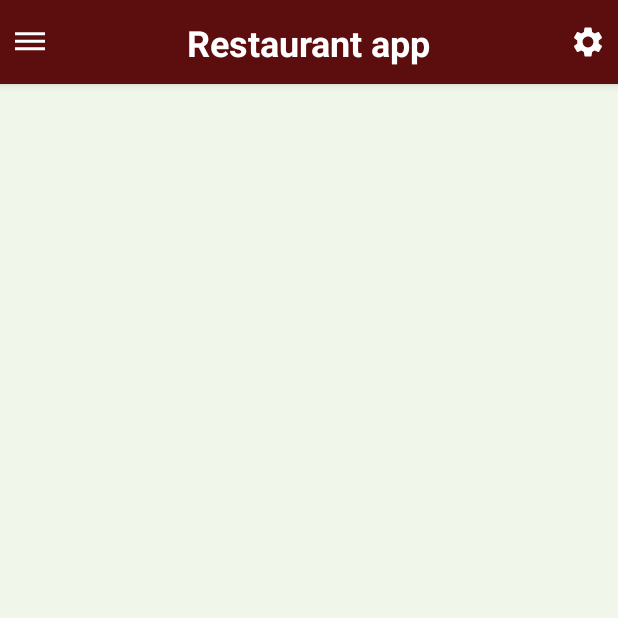
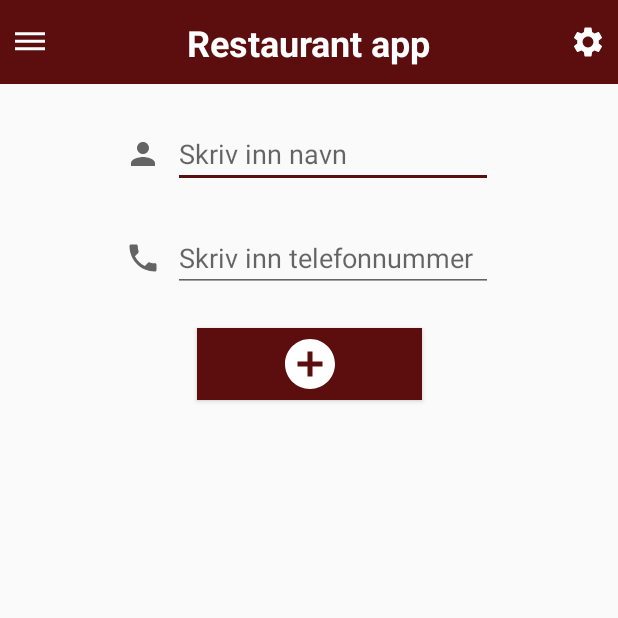
Before and after one commit to WilliamNerem/ApputviklingMappe2, an Android app: the Venner screen opened directly, with no data from a screen before it, on a phone screen of 412 x 824 dp, the top half of it. Run offline under Robolectric (Android 15) with nearby library versions, the phone set to English and light mode, and no system bars.

Commit message:
Lagt til form på venner

```diff
--- a/ApputviklingMappe2/app/src/main/java/com/example/apputviklingmappe2/BestillBord.java
+++ b/ApputviklingMappe2/app/src/main/java/com/example/apputviklingmappe2/BestillBord.java
@@ -1,8 +1,6 @@
 package com.example.apputviklingmappe2;
 
 import android.os.Bundle;
-import android.view.Menu;
-import android.view.MenuInflater;
 
 import androidx.appcompat.app.AppCompatActivity;
 import androidx.appcompat.widget.Toolbar;
@@ -11,14 +9,9 @@ import java.util.Objects;
 
 public class BestillBord extends AppCompatActivity {
 
-    private Toolbar toolbar;
-
     @Override
     protected void onCreate(Bundle savedInstanceState) {
         super.onCreate(savedInstanceState);
         setContentView(R.layout.bestill_bord);
-        toolbar=findViewById(R.id.toolbar);
-        setSupportActionBar(toolbar);
-        Objects.requireNonNull(getSupportActionBar()).setDisplayShowTitleEnabled(false);
     }
 }
--- a/ApputviklingMappe2/app/src/main/java/com/example/apputviklingmappe2/MainActivity.java
+++ b/ApputviklingMappe2/app/src/main/java/com/example/apputviklingmappe2/MainActivity.java
@@ -2,13 +2,9 @@ package com.example.apputviklingmappe2;
 
 import androidx.appcompat.app.AppCompatActivity;
 import androidx.appcompat.widget.Toolbar;
-import androidx.core.content.ContextCompat;
 
 import android.content.Intent;
-import android.graphics.drawable.Drawable;
 import android.os.Bundle;
-import android.view.Menu;
-import android.view.MenuInflater;
 import android.view.View;
 import android.widget.Button;
 
--- a/ApputviklingMappe2/app/src/main/java/com/example/apputviklingmappe2/Restauranter.java
+++ b/ApputviklingMappe2/app/src/main/java/com/example/apputviklingmappe2/Restauranter.java
@@ -1,8 +1,6 @@
 package com.example.apputviklingmappe2;
 
 import android.os.Bundle;
-import android.view.Menu;
-import android.view.MenuInflater;
 
 import androidx.appcompat.app.AppCompatActivity;
 import androidx.appcompat.widget.Toolbar;
@@ -11,14 +9,9 @@ import java.util.Objects;
 
 public class Restauranter extends AppCompatActivity {
 
-    private Toolbar toolbar;
-
     @Override
     protected void onCreate(Bundle savedInstanceState) {
         super.onCreate(savedInstanceState);
         setContentView(R.layout.restauranter);
-        toolbar=findViewById(R.id.toolbar);
-        setSupportActionBar(toolbar);
-        Objects.requireNonNull(getSupportActionBar()).setDisplayShowTitleEnabled(false);
     }
 }
--- a/ApputviklingMappe2/app/src/main/java/com/example/apputviklingmappe2/Venner.java
+++ b/ApputviklingMappe2/app/src/main/java/com/example/apputviklingmappe2/Venner.java
@@ -1,8 +1,6 @@
 package com.example.apputviklingmappe2;
 
 import android.os.Bundle;
-import android.view.Menu;
-import android.view.MenuInflater;
 
 import androidx.appcompat.app.AppCompatActivity;
 import androidx.appcompat.widget.Toolbar;
@@ -11,14 +9,9 @@ import java.util.Objects;
 
 public class Venner extends AppCompatActivity {
 
-    private Toolbar toolbar;
-
     @Override
     protected void onCreate(Bundle savedInstanceState) {
         super.onCreate(savedInstanceState);
         setContentView(R.layout.venner);
-        toolbar=findViewById(R.id.toolbar);
-        setSupportActionBar(toolbar);
-        Objects.requireNonNull(getSupportActionBar()).setDisplayShowTitleEnabled(false);
     }
 }
--- /dev/null
+++ b/ApputviklingMappe2/app/src/main/res/drawable/ic_baseline_add_circle_24.xml
@@ -0,0 +1,5 @@
+<vector android:height="40dp" android:tint="#FFFFFF"
+    android:viewportHeight="24" android:viewportWidth="24"
+    android:width="40dp" xmlns:android="http://schemas.android.com/apk/res/android">
+    <path android:fillColor="@android:color/white" android:pathData="M12,2C6.48,2 2,6.48 2,12s4.48,10 10,10 10,-4.48 10,-10S17.52,2 12,2zM17,13h-4v4h-2v-4L7,13v-2h4L11,7h2v4h4v2z"/>
+</vector>
--- /dev/null
+++ b/ApputviklingMappe2/app/src/main/res/drawable/ic_baseline_person_24.xml
@@ -0,0 +1,10 @@
+<vector xmlns:android="http://schemas.android.com/apk/res/android"
+    android:width="24dp"
+    android:height="24dp"
+    android:viewportWidth="24"
+    android:viewportHeight="24"
+    android:tint="?attr/colorControlNormal">
+  <path
+      android:fillColor="@android:color/white"
+      android:pathData="M12,12c2.21,0 4,-1.79 4,-4s-1.79,-4 -4,-4 -4,1.79 -4,4 1.79,4 4,4zM12,14c-2.67,0 -8,1.34 -8,4v2h16v-2c0,-2.66 -5.33,-4 -8,-4z"/>
+</vector>
--- /dev/null
+++ b/ApputviklingMappe2/app/src/main/res/drawable/ic_baseline_phone_24.xml
@@ -0,0 +1,10 @@
+<vector xmlns:android="http://schemas.android.com/apk/res/android"
+    android:width="24dp"
+    android:height="24dp"
+    android:viewportWidth="24"
+    android:viewportHeight="24"
+    android:tint="?attr/colorControlNormal">
+  <path
+      android:fillColor="@android:color/white"
+      android:pathData="M6.62,10.79c1.44,2.83 3.76,5.14 6.59,6.59l2.2,-2.2c0.27,-0.27 0.67,-0.36 1.02,-0.24 1.12,0.37 2.33,0.57 3.57,0.57 0.55,0 1,0.45 1,1V20c0,0.55 -0.45,1 -1,1 -9.39,0 -17,-7.61 -17,-17 0,-0.55 0.45,-1 1,-1h3.5c0.55,0 1,0.45 1,1 0,1.25 0.2,2.45 0.57,3.57 0.11,0.35 0.03,0.74 -0.25,1.02l-2.2,2.2z"/>
+</vector>
--- a/ApputviklingMappe2/app/src/main/res/layout/top_app_bar.xml
+++ b/ApputviklingMappe2/app/src/main/res/layout/top_app_bar.xml
@@ -4,7 +4,7 @@
     xmlns:app="http://schemas.android.com/apk/res-auto"
     xmlns:tools="http://schemas.android.com/tools"
     android:layout_width="match_parent"
-    android:layout_height="match_parent"
+    android:layout_height="?attr/actionBarSize"
     android:background="#168BC34A"
     tools:context=".MainActivity">
 
--- a/ApputviklingMappe2/app/src/main/res/layout/venner.xml
+++ b/ApputviklingMappe2/app/src/main/res/layout/venner.xml
@@ -1,7 +1,97 @@
 <?xml version="1.0" encoding="utf-8"?>
 <androidx.constraintlayout.widget.ConstraintLayout xmlns:android="http://schemas.android.com/apk/res/android"
+    xmlns:app="http://schemas.android.com/apk/res-auto"
+    xmlns:tools="http://schemas.android.com/tools"
     android:layout_width="match_parent"
     android:layout_height="match_parent">
+
     <include
+        android:id="@+id/toolbar"
         layout="@layout/top_app_bar" />
+
+    <androidx.constraintlayout.widget.ConstraintLayout
+        android:id="@+id/constName"
+        android:layout_width="match_parent"
+        android:layout_height="wrap_content"
+        android:layout_marginTop="24dp"
+        app:layout_constraintEnd_toEndOf="parent"
+        app:layout_constraintStart_toStartOf="parent"
+        app:layout_constraintTop_toBottomOf="@+id/toolbar">
+
+        <ImageView
+            android:id="@+id/iconName"
+            android:layout_width="24dp"
+            android:layout_height="24dp"
+            android:layout_marginEnd="8dp"
+            app:layout_constraintBottom_toBottomOf="parent"
+            app:layout_constraintEnd_toStartOf="@+id/name"
+            app:layout_constraintHorizontal_bias="0.5"
+            app:layout_constraintHorizontal_chainStyle="packed"
+            app:layout_constraintStart_toStartOf="parent"
+            app:layout_constraintTop_toTopOf="parent"
+            app:srcCompat="@drawable/ic_baseline_person_24" />
+
+        <EditText
+            android:id="@+id/name"
+            android:layout_width="wrap_content"
+            android:layout_height="wrap_content"
+            android:ems="10"
+            android:hint="@string/hintName"
+            app:layout_constraintBottom_toBottomOf="parent"
+            app:layout_constraintEnd_toEndOf="parent"
+            app:layout_constraintHorizontal_bias="0.5"
+            app:layout_constraintStart_toEndOf="@+id/iconName"
+            app:layout_constraintTop_toTopOf="parent" />
+
+
+    </androidx.constraintlayout.widget.ConstraintLayout>
+
+    <androidx.constraintlayout.widget.ConstraintLayout
+        android:id="@+id/constPhone"
+        android:layout_width="match_parent"
+        android:layout_height="wrap_content"
+        android:layout_marginTop="24dp"
+        app:layout_constraintEnd_toEndOf="parent"
+        app:layout_constraintStart_toStartOf="parent"
+        app:layout_constraintTop_toBottomOf="@+id/constName">
+
+        <ImageView
+            android:id="@+id/iconPhone"
+            android:layout_width="24dp"
+            android:layout_height="24dp"
+            android:layout_marginEnd="8dp"
+            app:layout_constraintBottom_toBottomOf="parent"
+            app:layout_constraintEnd_toStartOf="@+id/phone"
+            app:layout_constraintHorizontal_bias="0.5"
+            app:layout_constraintHorizontal_chainStyle="packed"
+            app:layout_constraintStart_toStartOf="parent"
+            app:layout_constraintTop_toTopOf="parent"
+            app:srcCompat="@drawable/ic_baseline_phone_24" />
+
+        <EditText
+            android:id="@+id/phone"
+            android:layout_width="wrap_content"
+            android:layout_height="wrap_content"
+            android:ems="10"
+            android:hint="@string/hintPhone"
+            app:layout_constraintBottom_toBottomOf="parent"
+            app:layout_constraintEnd_toEndOf="parent"
+            app:layout_constraintHorizontal_bias="0.5"
+            app:layout_constraintStart_toEndOf="@+id/iconPhone"
+            app:layout_constraintTop_toTopOf="parent" />
+
+    </androidx.constraintlayout.widget.ConstraintLayout>
+
+    <ImageButton
+        android:id="@+id/addPerson"
+        style="@style/Widget.AppCompat.Button.Colored"
+        android:layout_width="150dp"
+        android:layout_height="wrap_content"
+        android:layout_marginTop="24dp"
+        android:src="@drawable/ic_baseline_add_circle_24"
+        android:background="@color/dark_red"
+        app:layout_constraintEnd_toEndOf="parent"
+        app:layout_constraintStart_toStartOf="parent"
+        app:layout_constraintTop_toBottomOf="@+id/constPhone" />
+
 </androidx.constraintlayout.widget.ConstraintLayout>
--- a/ApputviklingMappe2/app/src/main/res/values/strings.xml
+++ b/ApputviklingMappe2/app/src/main/res/values/strings.xml
@@ -1,3 +1,6 @@
 <resources>
     <string name="title">Restaurant app</string>
+    <string name="inputName">Navn:</string>
+    <string name="hintName">Skriv inn navn</string>
+    <string name="hintPhone">Skriv inn telefonnummer</string>
 </resources>
```
